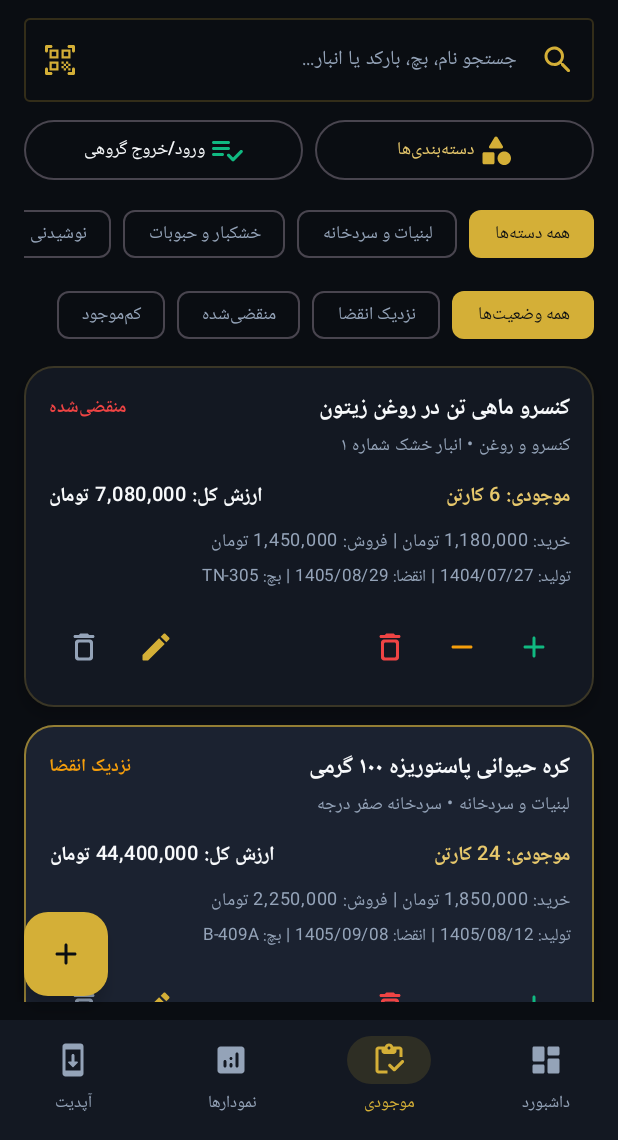
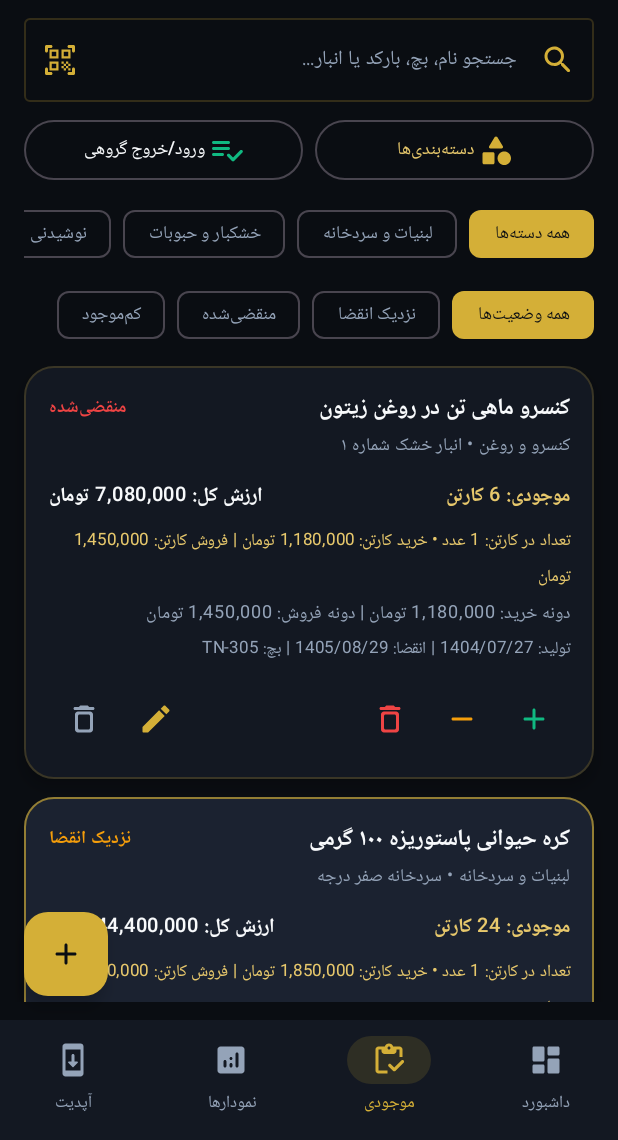
Before and after one commit to kurdistanimahabad/food-warehouse-luxury, an Android app built with Jetpack Compose: the screen it shows after launch (MainActivity), item 2 of the bottom bar chosen, on a phone screen of 412 x 824 dp, the part 96-1236 px from its top. Run offline under Robolectric (Android 15) with nearby library versions, the phone set to English and light mode, and no system bars; our stand-ins replace Room's generated code.

Commit message:
Update InventoryScreen.kt

```diff
--- a/app/src/main/java/com/luxury/foodwarehouse/ui/screens/InventoryScreen.kt
+++ b/app/src/main/java/com/luxury/foodwarehouse/ui/screens/InventoryScreen.kt
@@ -233,7 +233,12 @@ fun InventoryScreen(
                         Spacer(modifier = Modifier.height(6.dp))
 
                         Text(
-                            text = "خرید: ${Formatters.formatCurrency(item.purchasePrice)} | فروش: ${Formatters.formatCurrency(item.salePrice)}",
+                            text = "تعداد در کارتن: ${item.unitsPerCarton} عدد • خرید کارتن: ${Formatters.formatCurrency(item.cartonPurchasePrice)} | فروش کارتن: ${Formatters.formatCurrency(item.cartonSalePrice)}",
+                            color = SoftGold,
+                            fontSize = 11.sp
+                        )
+                        Text(
+                            text = "دونه خرید: ${Formatters.formatCurrency(item.purchasePrice)} | دونه فروش: ${Formatters.formatCurrency(item.salePrice)}",
                             color = TextSecondaryLuxury,
                             fontSize = 12.sp
                         )
```
